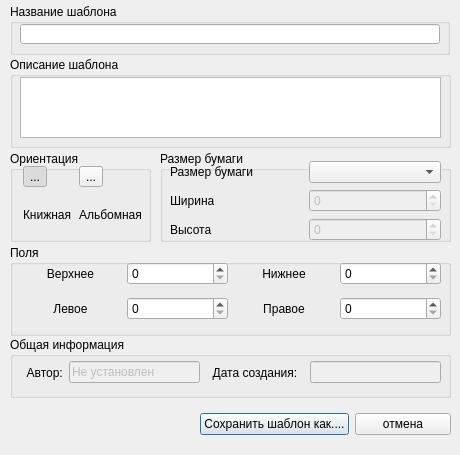
The window that vp_plugins/tEditor/addtemplate.ui (sobiron236/cupsfilter) describes before a commit, drawn with Qt 5.
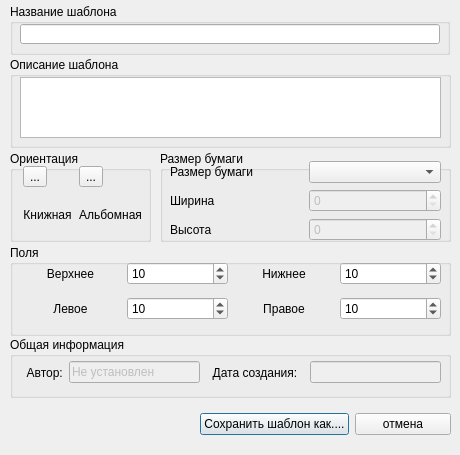
The same window after the commit. Icons and pictures are not drawn.

Commit message: размещение элементов

The edit to the form file:
```diff
--- a/vp_plugins/tEditor/addtemplate.ui
+++ b/vp_plugins/tEditor/addtemplate.ui
@@ -203,7 +203,7 @@
         <bool>true</bool>
        </property>
        <property name="checked">
-        <bool>true</bool>
+        <bool>false</bool>
        </property>
        <attribute name="buttonGroup">
         <string>orient_BtnGroup</string>
@@ -237,17 +237,33 @@
       </widget>
      </item>
      <item row="1" column="0">
-      <widget class="QLabel" name="portret_label">
+      <widget class="QLabel" name="p_orient_label">
+       <property name="font">
+        <font>
+         <family>Tahoma</family>
+        </font>
+       </property>
        <property name="text">
         <string>Книжная</string>
        </property>
+       <property name="alignment">
+        <set>Qt::AlignCenter</set>
+       </property>
       </widget>
      </item>
      <item row="1" column="1">
-      <widget class="QLabel" name="landscape_label">
+      <widget class="QLabel" name="l_orient_label">
+       <property name="font">
+        <font>
+         <family>Tahoma</family>
+        </font>
+       </property>
        <property name="text">
         <string>Альбомная</string>
        </property>
+       <property name="alignment">
+        <set>Qt::AlignCenter</set>
+       </property>
       </widget>
      </item>
     </layout>
@@ -316,16 +332,32 @@
       </widget>
      </item>
      <item row="0" column="1">
-      <widget class="QSpinBox" name="margin_topSpBox"/>
+      <widget class="QSpinBox" name="margin_topSpBox">
+       <property name="value">
+        <number>10</number>
+       </property>
+      </widget>
      </item>
      <item row="0" column="3">
-      <widget class="QSpinBox" name="margin_bottomSBox"/>
+      <widget class="QSpinBox" name="margin_bottomSBox">
+       <property name="value">
+        <number>10</number>
+       </property>
+      </widget>
      </item>
      <item row="1" column="1">
-      <widget class="QSpinBox" name="margin_leftSpBox"/>
+      <widget class="QSpinBox" name="margin_leftSpBox">
+       <property name="value">
+        <number>10</number>
+       </property>
+      </widget>
      </item>
      <item row="1" column="3">
-      <widget class="QSpinBox" name="margin_rightSpBox"/>
+      <widget class="QSpinBox" name="margin_rightSpBox">
+       <property name="value">
+        <number>10</number>
+       </property>
+      </widget>
      </item>
     </layout>
    </widget>
```
